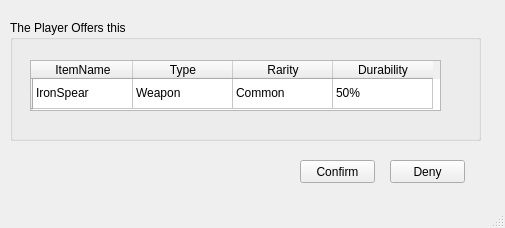
The window that Trade Confirm.ui (senormaarij/DBS_Project_GameManageSys) describes before a commit, drawn with Qt 5.
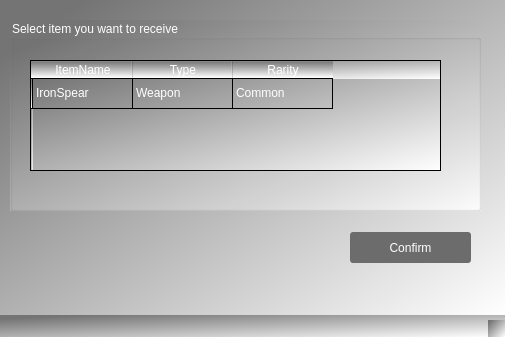
The same window after the commit.

Commit message: trade add confirmation

The edit to the form file:
```diff
--- a/Trade Confirm.ui
+++ b/Trade Confirm.ui
@@ -7,12 +7,16 @@
     <x>0</x>
     <y>0</y>
     <width>505</width>
-    <height>228</height>
+    <height>337</height>
    </rect>
   </property>
   <property name="windowTitle">
    <string>MainWindow</string>
   </property>
+  <property name="styleSheet">
+   <string notr="true">
+background-color: qlineargradient(spread:pad, x1:0.062, y1:0.113636, x2:1, y2:1, stop:0 rgba(116, 116, 116, 255), stop:1 rgba(255, 255, 255, 255));</string>
+  </property>
   <widget class="QWidget" name="centralwidget">
    <widget class="QGroupBox" name="groupBox">
     <property name="geometry">
@@ -20,11 +24,14 @@
       <x>10</x>
       <y>20</y>
       <width>471</width>
-      <height>121</height>
+      <height>191</height>
      </rect>
     </property>
+    <property name="styleSheet">
+     <string notr="true">color:white;</string>
+    </property>
     <property name="title">
-     <string>The Player Offers this</string>
+     <string>Select item you want to receive</string>
     </property>
     <widget class="QTableWidget" name="tableWidget">
      <property name="geometry">
@@ -32,9 +39,16 @@
        <x>20</x>
        <y>40</y>
        <width>411</width>
-       <height>51</height>
+       <height>111</height>
       </rect>
      </property>
+     <property name="styleSheet">
+      <string notr="true">QHeaderView::section{
+background-color:rgba(116, 116, 116, 255);
+}
+color: black;
+	</string>
+     </property>
      <row>
       <property name="text">
        <string/>
@@ -55,11 +69,6 @@
        <string>Rarity</string>
       </property>
      </column>
-     <column>
-      <property name="text">
-       <string>Durability</string>
-      </property>
-     </column>
      <item row="0" column="0">
       <property name="text">
        <string>IronSpear</string>
@@ -75,39 +84,34 @@
        <string>Common</string>
       </property>
      </item>
-     <item row="0" column="3">
-      <property name="text">
-       <string>50%</string>
-      </property>
-     </item>
     </widget>
    </widget>
    <widget class="QPushButton" name="pushButton">
     <property name="geometry">
      <rect>
-      <x>300</x>
-      <y>160</y>
-      <width>75</width>
-      <height>23</height>
+      <x>350</x>
+      <y>232</y>
+      <width>121</width>
+      <height>31</height>
      </rect>
     </property>
+    <property name="styleSheet">
+     <string notr="true">QPushButton{
+	border-radius: 3px;
+	background: rgb(108, 108, 108);
+	color: white;
+}
+
+
+
+QPushButton:pressed{
+background: rgba(108, 108 ,108 ,200);
+}</string>
+    </property>
     <property name="text">
      <string>Confirm</string>
     </property>
    </widget>
-   <widget class="QPushButton" name="pushButton_2">
-    <property name="geometry">
-     <rect>
-      <x>390</x>
-      <y>160</y>
-      <width>75</width>
-      <height>23</height>
-     </rect>
-    </property>
-    <property name="text">
-     <string>Deny</string>
-    </property>
-   </widget>
   </widget>
   <widget class="QMenuBar" name="menubar">
    <property name="geometry">
```
Left out of the diff: 6 changed lines with no effect on the pictures. The commit also changes 5 other files.
